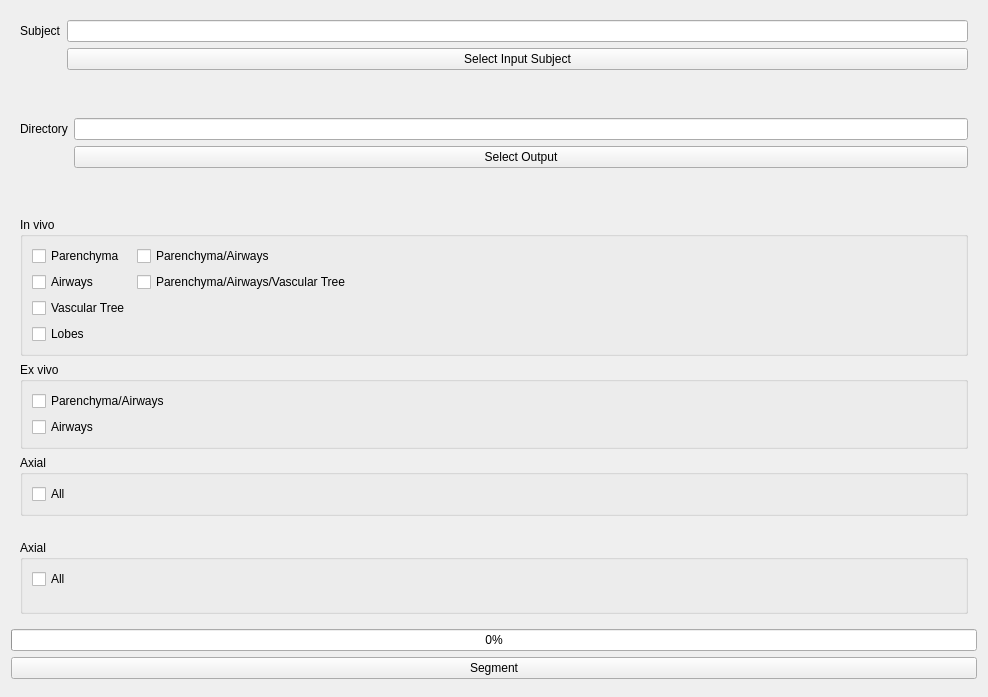
First picture: the form in LungSegmentation/Resources/UI/LungSegmentation.ui, repository FlorianDAVAUX/SlicerLungSegmentation, before the edit.
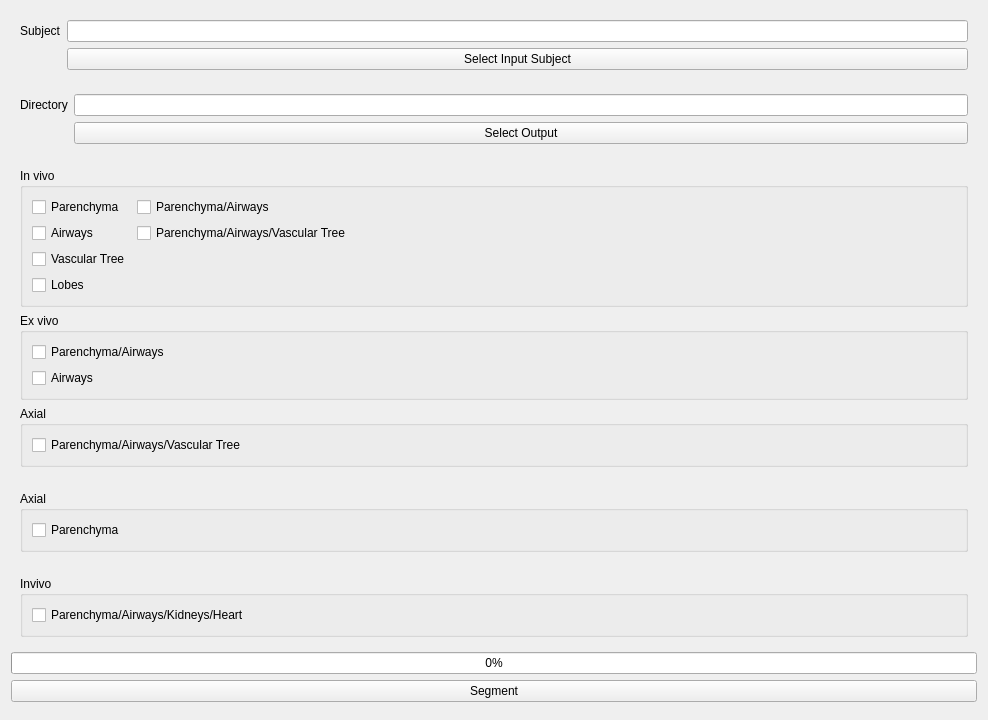
Second picture: the form after the edit. Custom widgets are drawn as their Qt base class.

Commit message: Adding of rats model for parenchyma, airways, kidneys and heart

The edit to the form file:
```diff
--- a/LungSegmentation/Resources/UI/LungSegmentation.ui
+++ b/LungSegmentation/Resources/UI/LungSegmentation.ui
@@ -164,7 +164,7 @@
          <item row="0" column="0">
           <widget class="QCheckBox" name="checkBoxRabbitAxialAll">
            <property name="text">
-            <string>All</string>
+            <string>Parenchyma/Airways/Vascular Tree</string>
            </property>
           </widget>
          </item>
@@ -177,11 +177,11 @@
 
    <!-- PIG SECTION -->
    <item>
-    <widget class="ctkCollapsibleButton" name="rabbitCollapsibleButton" native="true">
+    <widget class="ctkCollapsibleButton" name="pigCollapsibleButton" native="true">
      <property name="text" stdset="0">
       <string>Pig</string>
      </property>
-     <layout class="QVBoxLayout" name="layoutRabbit">
+     <layout class="QVBoxLayout" name="layoutPig">
 
       <!-- AXIAL -->
       <item>
@@ -193,7 +193,36 @@
          <item row="0" column="0">
           <widget class="QCheckBox" name="checkBoxPigAxialParenchyma">
            <property name="text">
-            <string>All</string>
+            <string>Parenchyma</string>
+           </property>
+          </widget>
+         </item>
+        </layout>
+       </widget>
+      </item>
+     </layout>
+    </widget>
+   </item>
+
+   <!-- RAT SECTION -->
+   <item>
+    <widget class="ctkCollapsibleButton" name="ratCollapsibleButton" native="true">
+     <property name="text" stdset="0">
+      <string>Rat</string>
+     </property>
+     <layout class="QVBoxLayout" name="layoutRat">
+
+      <!-- INVIVO -->
+      <item>
+       <widget class="QGroupBox" name="groupInvivo">
+        <property name="title">
+         <string>Invivo</string>
+        </property>
+        <layout class="QFormLayout" name="formLayoutInvivo">
+         <item row="0" column="0">
+          <widget class="QCheckBox" name="checkBoxRatInvivoParenchymaAirwaysKidneysHeart">
+           <property name="text">
+            <string>Parenchyma/Airways/Kidneys/Heart</string>
            </property>
           </widget>
          </item>
```
The commit also changes 2 other files.
